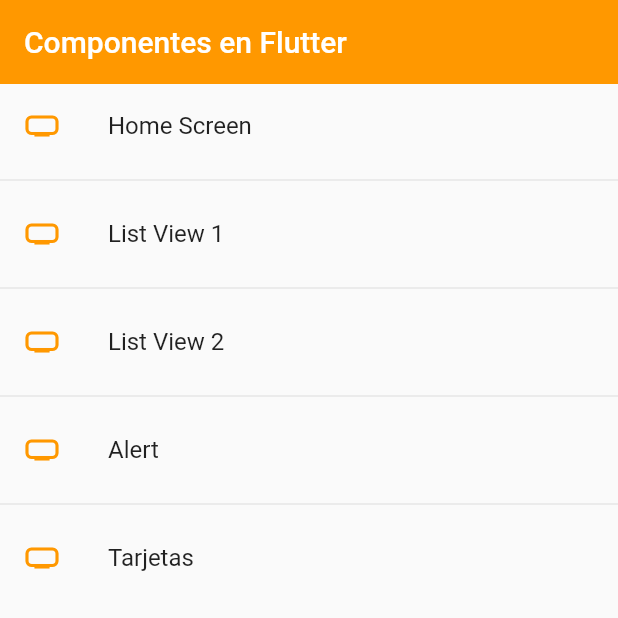
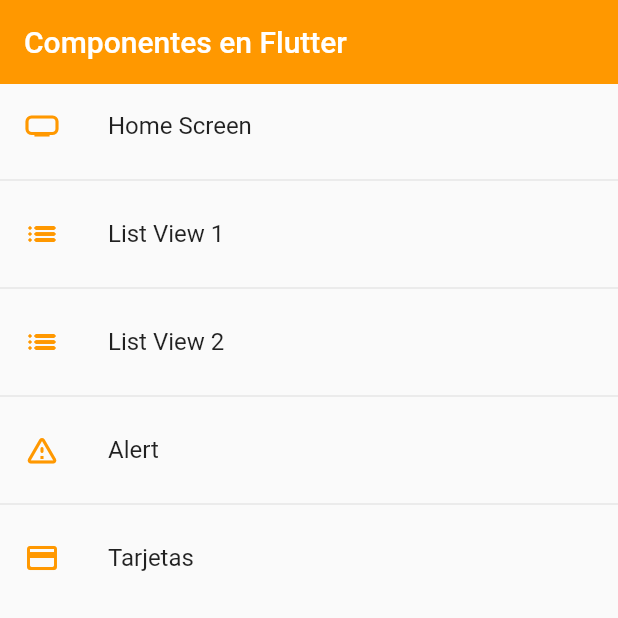
Before and after one commit to LuisFerTR/fl-components, a Flutter app: the screen it shows after launch, on a phone screen of 412 x 824 dp, the top half of it. Run offline on Flutter 3.47's test engine with Material 2 defaults, Android fonts, the phone set to English and light mode, and no system bars.

Commit message:
Modificar iconos

```diff
--- a/lib/router/app_routes.dart
+++ b/lib/router/app_routes.dart
@@ -14,22 +14,22 @@ class AppRoutes {
         screen: const HomeScreen()),
     MenuOption(
         route: 'listview1',
-        icon: Icons.home_max_sharp,
+        icon: Icons.list_rounded,
         name: 'List View 1',
         screen: const ListView1Screen()),
     MenuOption(
         route: 'listview2',
-        icon: Icons.home_max_sharp,
+        icon: Icons.list_rounded,
         name: 'List View 2',
         screen: const ListView2Screen()),
     MenuOption(
         route: 'alert',
-        icon: Icons.home_max_sharp,
+        icon: Icons.warning_amber_rounded,
         name: 'Alert',
         screen: const AlertScreen()),
     MenuOption(
         route: 'card',
-        icon: Icons.home_max_sharp,
+        icon: Icons.credit_card_rounded,
         name: 'Tarjetas',
         screen: const CardScreen()),
   ];
@@ -38,8 +38,7 @@ class AppRoutes {
     Map<String, Widget Function(BuildContext)> appRoutes = {};
 
     for (final option in menuOptions) {
-      appRoutes
-          .addAll({option.route: (BuildContext context) => option.screen});
+      appRoutes.addAll({option.route: (BuildContext context) => option.screen});
     }
 
     return appRoutes;
```
